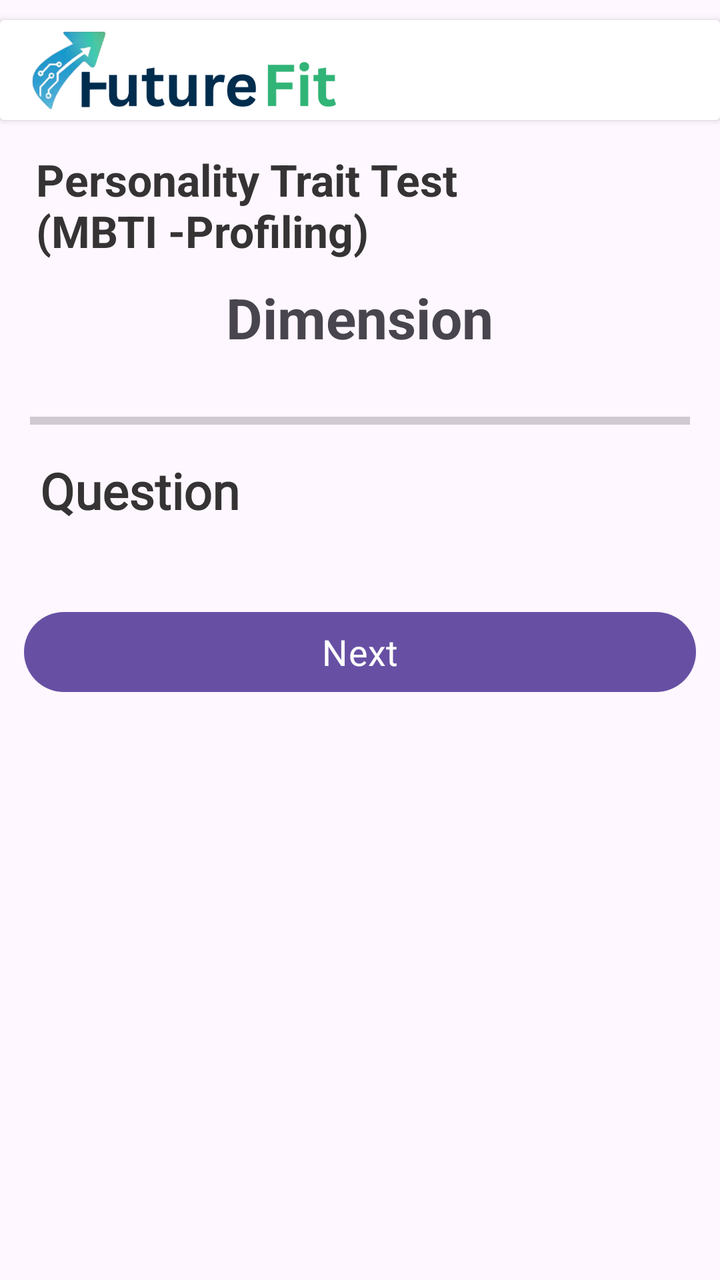
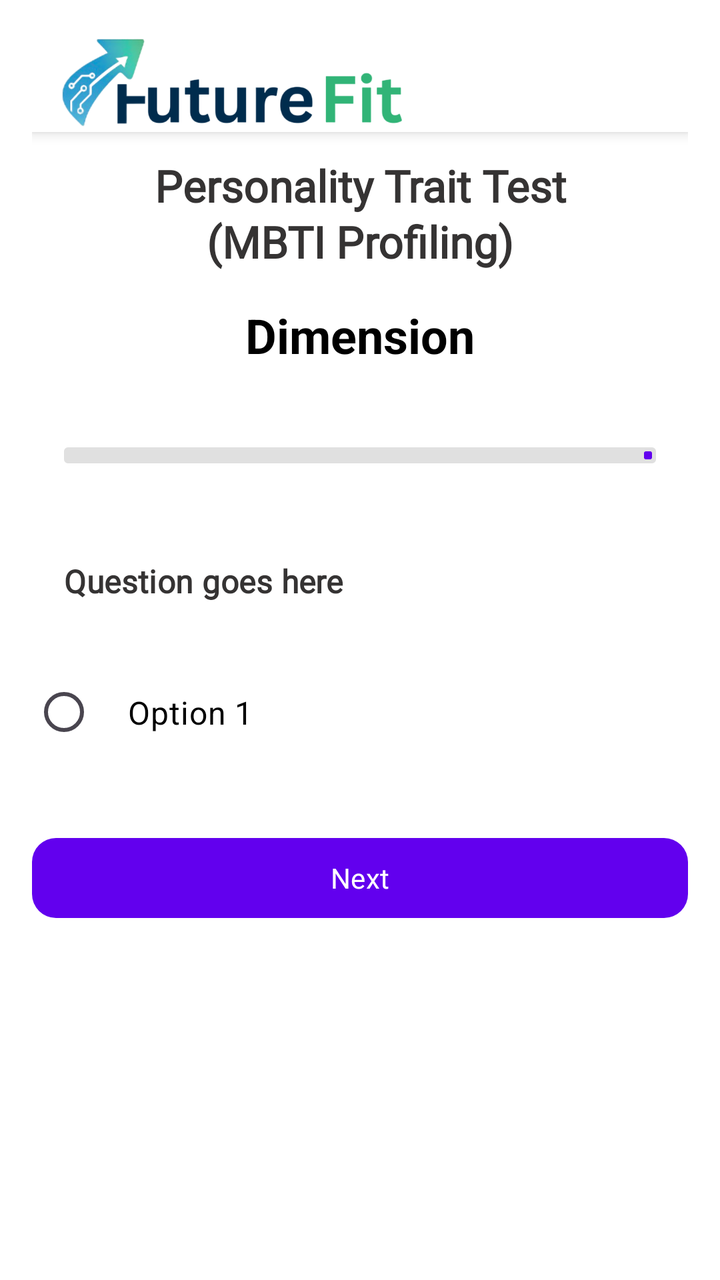

The first picture is an Android layout as it rendered before a commit; the second is the same layout after the commit. The layout source and the unified diff follow.
<!-- AndroidManifest.xml: application theme Theme.FutureFit -->
<!-- res/layout/activity_personality_trait_quiz.xml -->
<?xml version="1.0" encoding="utf-8"?>
<LinearLayout xmlns:android="http://schemas.android.com/apk/res/android"
    xmlns:app="http://schemas.android.com/apk/res-auto"
    xmlns:tools="http://schemas.android.com/tools"
    android:id="@+id/main"
    android:orientation="vertical"
    android:layout_width="match_parent"
    android:layout_height="match_parent"
    tools:context=".Assessment.PersonalityTraitQuiz">

    <androidx.cardview.widget.CardView
        android:layout_width="match_parent"
        android:layout_marginTop="10dp"
        android:layout_height="wrap_content">
        <ImageView
            android:layout_width="160dp"
            android:layout_height="50dp"
            android:layout_marginStart="12dp"
            android:src="@drawable/finallogo2" />
    </androidx.cardview.widget.CardView>


    <TextView
        android:layout_width="match_parent"
        android:layout_height="wrap_content"
        android:text="Personality Trait Test\n(MBTI -Profiling)"
        android:textStyle="bold"
        android:layout_marginStart="18dp"
        android:layout_marginTop="15dp"
        android:textColor="@color/textcolor"
        android:textSize="22dp" />

    <TextView
        android:id="@+id/dimensionTitle"
        android:layout_width="wrap_content"
        android:layout_height="wrap_content"
        android:text="Dimension"
        android:layout_marginTop="10dp"
        android:layout_gravity="center_horizontal"
        android:textSize="28sp"
        android:textStyle="bold"
        />


    <ProgressBar
        android:layout_marginTop="25dp"
        android:id="@+id/progressBar2"
        style="?android:attr/progressBarStyleHorizontal"
        android:layout_width="match_parent"
        android:layout_height="wrap_content"
        android:layout_marginHorizontal="15dp" />


    <TextView
        android:id="@+id/questionText"
        android:layout_width="match_parent"
        android:layout_height="wrap_content"
        android:layout_marginTop="10dp"
        android:text="Question"
        android:textColor="@color/textcolor"
        android:fontFamily="@font/ar_one_sans"
        android:textStyle="bold"
        android:layout_marginHorizontal="20dp"
        android:textSize="25dp" />

    <RadioGroup
        android:id="@+id/optionsGroup"
        android:layout_width="match_parent"
        android:layout_height="wrap_content"
        android:orientation="vertical"
        android:layout_marginTop="20dp"
        android:layout_marginHorizontal="15dp"
        />

    <Button
        android:id="@+id/nextButton"
        android:layout_width="match_parent"
        android:layout_height="wrap_content"
        android:text="Next"
        android:layout_gravity="bottom"
        android:gravity="center"
        android:textColor="@color/white"
        android:textSize="18dp"
        android:layout_marginHorizontal="12dp"
        android:layout_marginTop="20dp"
        android:fontFamily="@font/ar_one_sans"
        tools:ignore="RtlCompat" />




</LinearLayout>
<!-- resources referenced by this layout -->
<resources>
  <color name="textcolor">#353333</color>
  <color name="white">#FFFFFFFF</color>
  <!-- drawable finallogo2: png bitmap (drawable, 57293 bytes) -->
  <style name="Theme.FutureFit" parent="Base.Theme.FutureFit" />
  <style name="Base.Theme.FutureFit" parent="Theme.Material3.DayNight.NoActionBar">
          
          
      </style>
</resources>

<!-- the commit's change to res/layout/activity_personality_trait_quiz.xml (unified diff, before → after) -->
@@ -3,90 +3,113 @@
     xmlns:app="http://schemas.android.com/apk/res-auto"
     xmlns:tools="http://schemas.android.com/tools"
     android:id="@+id/main"
+    android:padding="16dp"
     android:orientation="vertical"
     android:layout_width="match_parent"
     android:layout_height="match_parent"
+    android:background="@color/white"
     tools:context=".Assessment.PersonalityTraitQuiz">
 
+    
     <androidx.cardview.widget.CardView
         android:layout_width="match_parent"
-        android:layout_marginTop="10dp"
-        android:layout_height="wrap_content">
+        android:layout_height="wrap_content"
+        android:layout_marginBottom="12dp"
+        app:cardElevation="4dp"
+        app:cardCornerRadius="0dp"
+        app:cardBackgroundColor="@color/white">
+
         <ImageView
-            android:layout_width="160dp"
+            android:layout_width="200dp"
             android:layout_height="50dp"
-            android:layout_marginStart="12dp"
-            android:src="@drawable/finallogo2" />
+            android:layout_gravity="left"
+            android:src="@drawable/finallogo2"
+            android:contentDescription="Logo" />
     </androidx.cardview.widget.CardView>
 
-
+    
     <TextView
         android:layout_width="match_parent"
         android:layout_height="wrap_content"
-        android:text="Personality Trait Test\n(MBTI -Profiling)"
+        android:text="Personality Trait Test\n(MBTI Profiling)"
+        android:textAppearance="@style/TextAppearance.Material3.TitleLarge"
         android:textStyle="bold"
-        android:layout_marginStart="18dp"
-        android:layout_marginTop="15dp"
         android:textColor="@color/textcolor"
-        android:textSize="22dp" />
+        android:gravity="center"
+        android:layout_marginBottom="16dp"
+        android:fontFamily="@font/ar_one_sans" />
 
+    
     <TextView
         android:id="@+id/dimensionTitle"
         android:layout_width="wrap_content"
         android:layout_height="wrap_content"
         android:text="Dimension"
-        android:layout_marginTop="10dp"
-        android:layout_gravity="center_horizontal"
-        android:textSize="28sp"
+        android:layout_gravity="center"
+        android:textSize="24sp"
         android:textStyle="bold"
-        />
+        android:textColor="@color/black"
+        android:layout_marginBottom="8dp" />
 
+    
+    <com.google.android.material.progressindicator.LinearProgressIndicator
+        android:id="@+id/progressBar2"
+        android:layout_width="match_parent"
+        android:layout_height="8dp"
+        android:layout_marginVertical="16dp"
+        android:progress="20"
+        app:trackThickness="8dp"
+        android:padding="16dp"
+        app:indicatorColor="@color/primaryColor"
+        app:trackColor="@color/lightgray" />
 
-    <ProgressBar
-        android:layout_marginTop="25dp"
-        android:id="@+id/progressBar2"
-        style="?android:attr/progressBarStyleHorizontal"
-        android:layout_width="match_parent"
-        android:layout_height="wrap_content"
-        android:layout_marginHorizontal="15dp" />
-
-
+    
     <TextView
         android:id="@+id/questionText"
         android:layout_width="match_parent"
         android:layout_height="wrap_content"
-        android:layout_marginTop="10dp"
-        android:text="Question"
-        android:textColor="@color/textcolor"
+        android:text="Question goes here"
+        android:textAppearance="@style/TextAppearance.Material3.TitleMedium"
         android:fontFamily="@font/ar_one_sans"
         android:textStyle="bold"
-        android:layout_marginHorizontal="20dp"
-        android:textSize="25dp" />
+        android:padding="16dp"
+        android:layout_marginBottom="12dp"
+        android:textColor="@color/textcolor" />
 
+    
     <RadioGroup
         android:id="@+id/optionsGroup"
         android:layout_width="match_parent"
         android:layout_height="wrap_content"
-        android:orientation="vertical"
-        android:layout_marginTop="20dp"
-        android:layout_marginHorizontal="15dp"
-        />
+        android:orientation="vertical">
 
-    <Button
+        
+        <RadioButton
+            android:layout_width="match_parent"
+            android:layout_height="wrap_content"
+            android:padding="16dp"
+            android:text="Option 1"
+            android:textSize="16sp"
+            android:buttonTint="@color/primaryColor"
+            android:textColor="@color/black"
+            android:background="@drawable/radio_selector_bg"
+            android:layout_marginBottom="8dp" />
+
+        
+    </RadioGroup>
+
+    
+    <com.google.android.material.button.MaterialButton
         android:id="@+id/nextButton"
+        style="@style/Widget.Material3.Button"
         android:layout_width="match_parent"
         android:layout_height="wrap_content"
         android:text="Next"
-        android:layout_gravity="bottom"
-        android:gravity="center"
-        android:textColor="@color/white"
-        android:textSize="18dp"
-        android:layout_marginHorizontal="12dp"
-        android:layout_marginTop="20dp"
+        android:layout_marginTop="24dp"
+        android:textAllCaps="false"
         android:fontFamily="@font/ar_one_sans"
-        tools:ignore="RtlCompat" />
-
-
-
+        app:cornerRadius="12dp"
+        app:backgroundTint="@color/primaryColor"
+        android:textColor="@color/white" />
 
 </LinearLayout>
<!-- resource entries referenced after the edit -->
@@ -1,8 +1,26 @@
 <!-- resources referenced by this layout -->
 <resources>
+  <color name="black">#FF000000</color>
+  <color name="lightgray">#E0E0E0</color>
+  <color name="primaryColor">#6200EE</color>
   <color name="textcolor">#353333</color>
   <color name="white">#FFFFFFFF</color>
   <!-- drawable finallogo2: png bitmap (drawable, 57293 bytes) -->
+  <!-- drawable radio_selector_bg (drawable) -->
+  <selector xmlns:android="http://schemas.android.com/apk/res/android">
+      <item android:state_checked="true">
+          <shape android:shape="rectangle">
+              <solid android:color="#EDE7F6" />
+              <corners android:radius="12dp" />
+          </shape>
+      </item>
+      <item>
+          <shape android:shape="rectangle">
+              <solid android:color="@android:color/transparent" />
+              <corners android:radius="12dp" />
+          </shape>
+      </item>
+  </selector>
   <style name="Theme.FutureFit" parent="Base.Theme.FutureFit" />
   <style name="Base.Theme.FutureFit" parent="Theme.Material3.DayNight.NoActionBar">
           
